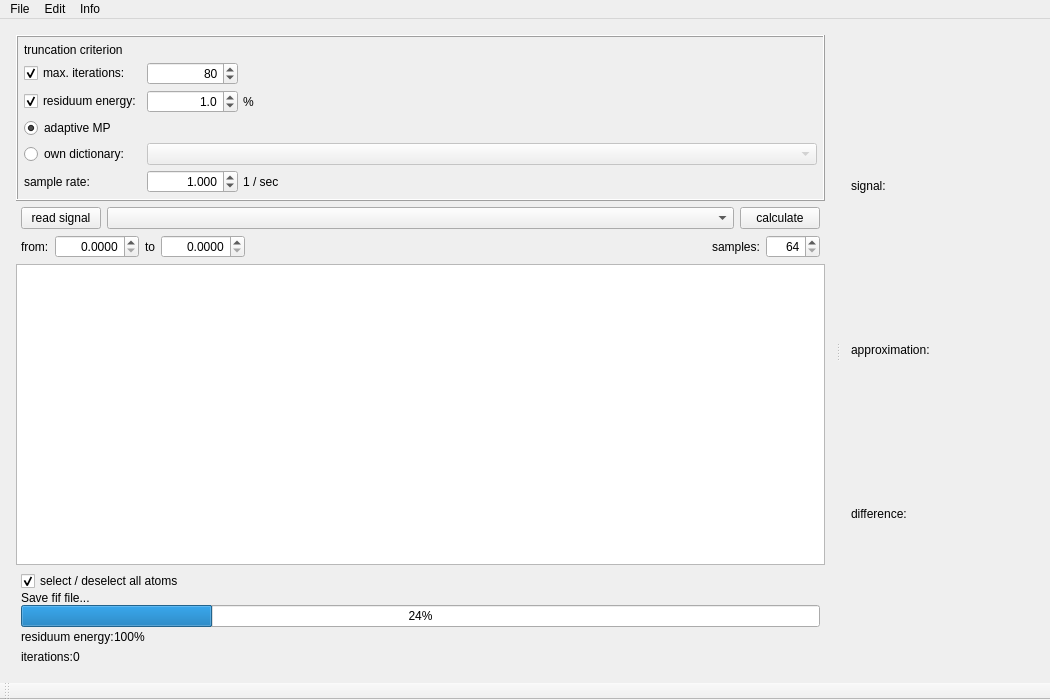
Qt form examples/matchingPursuit/mainwindow.ui (mne-tools/mne-cpp) before a commit.
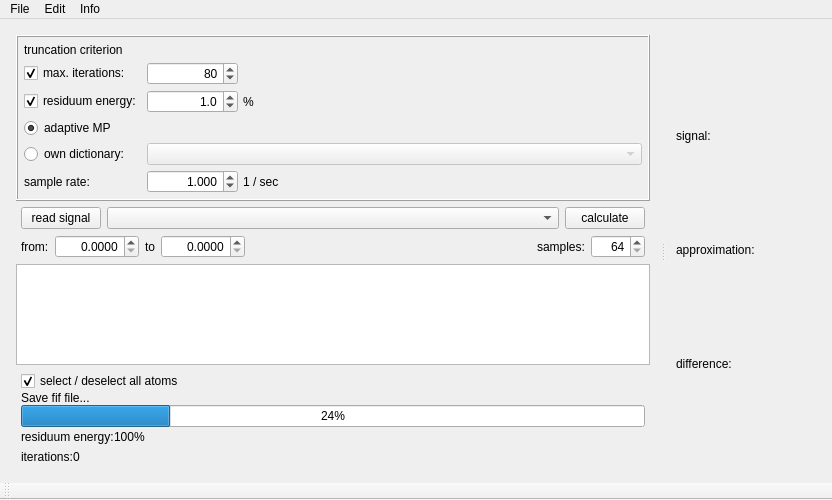
The same form after that commit. Icons and pictures are not drawn.

```diff
--- a/examples/matchingPursuit/mainwindow.ui
+++ b/examples/matchingPursuit/mainwindow.ui
@@ -6,16 +6,22 @@
    <rect>
     <x>0</x>
     <y>0</y>
-    <width>1050</width>
-    <height>700</height>
+    <width>832</width>
+    <height>500</height>
    </rect>
   </property>
   <property name="sizePolicy">
-   <sizepolicy hsizetype="Preferred" vsizetype="Preferred">
+   <sizepolicy hsizetype="Ignored" vsizetype="Ignored">
     <horstretch>0</horstretch>
     <verstretch>0</verstretch>
    </sizepolicy>
   </property>
+  <property name="minimumSize">
+   <size>
+    <width>830</width>
+    <height>500</height>
+   </size>
+  </property>
   <property name="windowTitle">
    <string>Matching-Pursuit-Toolbox</string>
   </property>
@@ -605,7 +611,7 @@
     <rect>
      <x>0</x>
      <y>0</y>
-     <width>1050</width>
+     <width>832</width>
      <height>21</height>
     </rect>
    </property>
```
